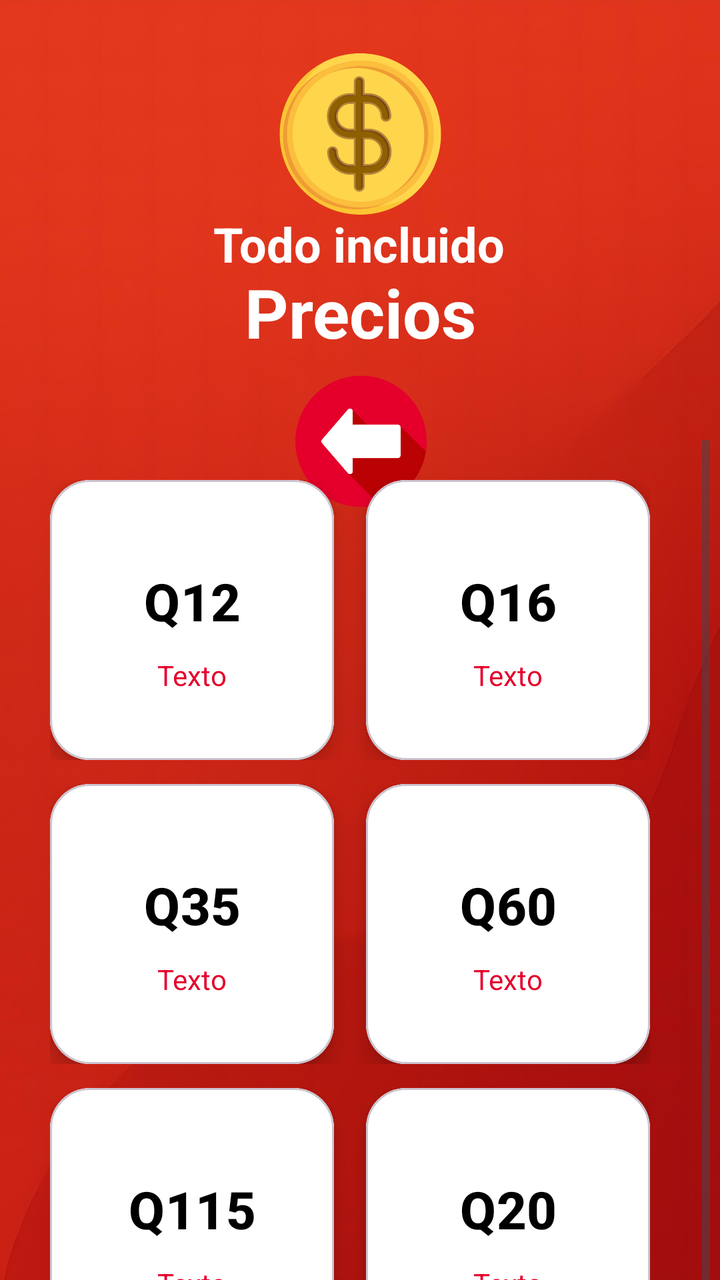
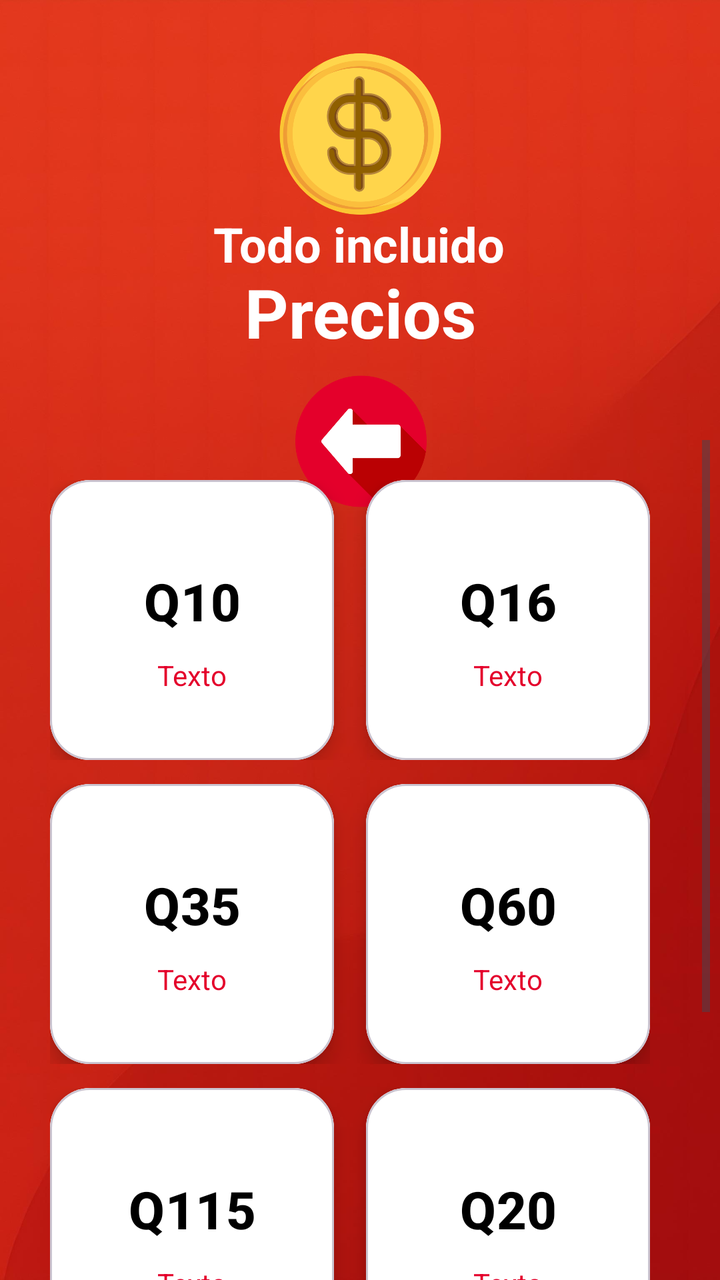

Before-and-after screenshots of an Android layout around one commit, followed by the original layout XML and the change that was made.
<!-- AndroidManifest.xml: application theme Theme.ClaroRecargasApp -->
<!-- res/layout/activity_menu_todo_incluido.xml -->
<?xml version="1.0" encoding="utf-8"?>
<androidx.constraintlayout.widget.ConstraintLayout xmlns:android="http://schemas.android.com/apk/res/android"
    xmlns:app="http://schemas.android.com/apk/res-auto"
    xmlns:tools="http://schemas.android.com/tools"
    android:id="@+id/main"
    android:layout_width="match_parent"
    android:layout_height="match_parent"
    tools:context=".MenuTodoIncluido">

    <ImageView
        android:id="@+id/backgroundImage"
        android:layout_width="0dp"
        android:layout_height="0dp"
        android:scaleType="centerCrop"
        android:src="@drawable/fondoapp"
        app:layout_constraintTop_toTopOf="parent"
        app:layout_constraintBottom_toBottomOf="parent"
        app:layout_constraintStart_toStartOf="parent"
        app:layout_constraintEnd_toEndOf="parent" />

    <ImageButton
        android:id="@+id/btnVolverTI"
        android:layout_width="71dp"
        android:layout_height="70dp"
        android:layout_marginStart="16dp"
        android:background="#01FFFFFF"
        android:contentDescription="@string/descripcion_boton"
        android:scaleType="fitCenter"
        app:layout_constraintBottom_toBottomOf="parent"
        app:layout_constraintEnd_toEndOf="parent"
        app:layout_constraintHorizontal_bias="0.473"
        app:layout_constraintStart_toStartOf="parent"
        app:layout_constraintTop_toTopOf="parent"
        app:layout_constraintVertical_bias="0.326"
        app:srcCompat="@drawable/icon_regresar_atras" />

    <ImageView
        android:id="@+id/imageView"
        android:layout_width="99dp"
        android:layout_height="86dp"
        android:layout_marginTop="24dp"
        app:layout_constraintEnd_toEndOf="parent"
        app:layout_constraintStart_toStartOf="parent"
        app:layout_constraintTop_toTopOf="parent"
        app:srcCompat="@drawable/precio" />

    <TextView
        android:id="@+id/textView2"
        android:layout_width="wrap_content"
        android:layout_height="wrap_content"
        android:text="Todo incluido"
        android:textAlignment="textStart"
        android:textColor="#FFFFFF"
        android:textSize="24sp"
        android:textStyle="bold"
        app:layout_constraintBottom_toBottomOf="parent"
        app:layout_constraintEnd_toEndOf="parent"
        app:layout_constraintHorizontal_bias="0.498"
        app:layout_constraintStart_toStartOf="parent"
        app:layout_constraintTop_toTopOf="parent"
        app:layout_constraintVertical_bias="0.174" />

    <TextView
        android:id="@+id/textView"
        android:layout_width="171dp"
        android:layout_height="45dp"
        android:layout_gravity="center"
        android:gravity="center"
        android:text="Precios"
        android:textAlignment="center"
        android:textColor="#FFFFFF"
        android:textSize="34sp"
        android:textStyle="bold"
        app:layout_constraintBottom_toBottomOf="parent"
        app:layout_constraintEnd_toEndOf="parent"
        app:layout_constraintStart_toStartOf="parent"
        app:layout_constraintTop_toTopOf="parent"
        app:layout_constraintVertical_bias="0.224" />

    <ScrollView
        android:layout_width="350dp"
        android:layout_height="480dp"
        android:layout_marginTop="280dp"
        android:fillViewport="true"
        app:layout_constraintTop_toTopOf="parent"
        app:layout_constraintBottom_toBottomOf="parent"
        app:layout_constraintStart_toStartOf="parent"
        app:layout_constraintEnd_toEndOf="parent">

        <LinearLayout
            android:layout_width="340dp"
            android:layout_height="wrap_content"
            android:orientation="vertical"
            android:padding="20dp">

            
            <LinearLayout
                android:layout_width="match_parent"
                android:layout_height="wrap_content"
                android:layout_marginBottom="12dp"
                android:orientation="horizontal">

                <com.google.android.material.card.MaterialCardView
                    android:layout_width="0dp"
                    android:layout_height="140dp"
                    android:layout_marginEnd="8dp"
                    android:layout_weight="1"
                    app:cardCornerRadius="20dp"
                    app:cardElevation="6dp">

                    <LinearLayout
                        android:layout_width="match_parent"
                        android:layout_height="match_parent"
                        android:gravity="center"
                        android:background="#FFFFFF"
                        android:orientation="vertical">

                        <Button
                            android:id="@+id/btnPrecio1TI"
                            android:layout_width="wrap_content"
                            android:layout_height="wrap_content"
                            android:background="@android:color/transparent"
                            android:text="Q12"
                            android:textColor="#000000"
                            android:textSize="26sp"
                            android:textStyle="bold" />

                        <TextView
                            android:layout_width="wrap_content"
                            android:layout_height="wrap_content"
                            android:text="Texto"
                            android:textColor="#E4002B"
                            android:textSize="14sp" />
                    </LinearLayout>

                </com.google.android.material.card.MaterialCardView>

                <com.google.android.material.card.MaterialCardView
                    android:layout_width="0dp"
                    android:layout_height="140dp"
                    android:layout_marginStart="8dp"
                    android:layout_weight="1"
                    app:cardCornerRadius="20dp"
                    app:cardElevation="6dp">

                    <LinearLayout
                        android:layout_width="match_parent"
                        android:layout_height="match_parent"
                        android:gravity="center"
                        android:background="#FFFFFF"
                        android:orientation="vertical">

                        <Button
                            android:id="@+id/btnPrecio2TI"
                            android:layout_width="wrap_content"
                            android:layout_height="wrap_content"
                            android:background="@android:color/transparent"
                            android:text="Q16"
                            android:textColor="#000000"
                            android:textSize="26sp"
                            android:textStyle="bold" />

                        <TextView
                            android:layout_width="wrap_content"
                            android:layout_height="wrap_content"
                            android:text="Texto"
                            android:textColor="#E4002B"
                            android:textSize="14sp" />
                    </LinearLayout>

                </com.google.android.material.card.MaterialCardView>
            </LinearLayout>

            
            <LinearLayout
                android:layout_width="match_parent"
                android:layout_height="wrap_content"
                android:layout_marginBottom="12dp"
                android:orientation="horizontal">

                <com.google.android.material.card.MaterialCardView
                    android:layout_width="0dp"
                    android:layout_height="140dp"
                    android:layout_marginEnd="8dp"
                    android:layout_weight="1"
                    app:cardCornerRadius="20dp"
                    app:cardElevation="6dp">

                    <LinearLayout
                        android:layout_width="match_parent"
                        android:layout_height="match_parent"
                        android:gravity="center"
                        android:background="#FFFFFF"
                        android:orientation="vertical">

                        <Button
                            android:id="@+id/btnPrecio3TI"
                            android:layout_width="wrap_content"
                            android:layout_height="wrap_content"
                            android:background="@android:color/transparent"
                            android:text="Q35"
                            android:textColor="#000000"
                            android:textSize="26sp"
                            android:textStyle="bold" />

                        <TextView
                            android:layout_width="wrap_content"
                            android:layout_height="wrap_content"
                            android:text="Texto"
                            android:textColor="#E4002B"
                            android:textSize="14sp" />
                    </LinearLayout>

                </com.google.android.material.card.MaterialCardView>

                <com.google.android.material.card.MaterialCardView
                    android:layout_width="0dp"
                    android:layout_height="140dp"
                    android:layout_marginStart="8dp"
                    android:layout_weight="1"
                    app:cardCornerRadius="20dp"
                    app:cardElevation="6dp">

                    <LinearLayout
                        android:layout_width="match_parent"
                        android:layout_height="match_parent"
                        android:gravity="center"
                        android:background="#FFFFFF"
                        android:orientation="vertical">

                        <Button
                            android:id="@+id/btnPrecio4TI"
                            android:layout_width="wrap_content"
                            android:layout_height="wrap_content"
                            android:background="@android:color/transparent"
                            android:text="Q60"
                            android:textColor="#000000"
                            android:textSize="26sp"
                            android:textStyle="bold" />

                        <TextView
                            android:layout_width="wrap_content"
                            android:layout_height="wrap_content"
                            android:text="Texto"
                            android:textColor="#E4002B"
                            android:textSize="14sp" />
                    </LinearLayout>

                </com.google.android.material.card.MaterialCardView>
            </LinearLayout>

            
            <LinearLayout
                android:layout_width="match_parent"
                android:layout_height="wrap_content"
                android:layout_marginBottom="12dp"
                android:orientation="horizontal">

                <com.google.android.material.card.MaterialCardView
                    android:layout_width="0dp"
                    android:layout_height="140dp"
                    android:layout_marginEnd="8dp"
                    android:layout_weight="1"
                    app:cardCornerRadius="20dp"
                    app:cardElevation="6dp">

                    <LinearLayout
                        android:layout_width="match_parent"
                        android:layout_height="match_parent"
                        android:gravity="center"
                        android:background="#FFFFFF"
                        android:orientation="vertical">

                        <Button
                            android:id="@+id/btnPrecio5TI"
                            android:layout_width="wrap_content"
                            android:layout_height="wrap_content"
                            android:background="@android:color/transparent"
                            android:text="Q115"
                            android:textColor="#000000"
                            android:textSize="26sp"
                            android:textStyle="bold" />

                        <TextView
                            android:layout_width="wrap_content"
                            android:layout_height="wrap_content"
                            android:text="Texto"
                            android:textColor="#E4002B"
                            android:textSize="14sp" />
                    </LinearLayout>

                </com.google.android.material.card.MaterialCardView>

                <com.google.android.material.card.MaterialCardView
                    android:layout_width="0dp"
                    android:layout_height="140dp"
                    android:layout_marginStart="8dp"
                    android:layout_weight="1"
                    app:cardCornerRadius="20dp"
                    app:cardElevation="6dp">

                    <LinearLayout
                        android:layout_width="match_parent"
                        android:layout_height="match_parent"
                        android:gravity="center"
                        android:background="#FFFFFF"
                        android:orientation="vertical">

                        <Button
                            android:id="@+id/btnPrecio6TI"
                            android:layout_width="wrap_content"
                            android:layout_height="wrap_content"
                            android:background="@android:color/transparent"
                            android:text="Q20"
                            android:textColor="#000000"
                            android:textSize="26sp"
                            android:textStyle="bold" />

                        <TextView
                            android:layout_width="wrap_content"
                            android:layout_height="wrap_content"
                            android:text="Texto"
                            android:textColor="#E4002B"
                            android:textSize="14sp" />
                    </LinearLayout>

                </com.google.android.material.card.MaterialCardView>
            </LinearLayout>

        </LinearLayout>
    </ScrollView>


</androidx.constraintlayout.widget.ConstraintLayout>
<!-- resources referenced by this layout -->
<resources>
  <!-- drawable fondoapp: jpg bitmap (drawable, 112541 bytes) -->
  <!-- drawable icon_regresar_atras: png bitmap (drawable, 16579 bytes) -->
  <!-- drawable precio: png bitmap (drawable, 49291 bytes) -->
  <string name="descripcion_boton">Menú desplegable</string>
  <style name="Theme.ClaroRecargasApp" parent="Base.Theme.ClaroRecargasApp">
          
          <item name="android:windowFullscreen">true</item>
      </style>
  <style name="Base.Theme.ClaroRecargasApp" parent="Theme.Material3.DayNight.NoActionBar">
          
          
      </style>
</resources>

<!-- the commit's change to res/layout/activity_menu_todo_incluido.xml (unified diff, before → after) -->
@@ -120,7 +120,7 @@
                             android:layout_width="wrap_content"
                             android:layout_height="wrap_content"
                             android:background="@android:color/transparent"
-                            android:text="Q12"
+                            android:text="Q10"
                             android:textColor="#000000"
                             android:textSize="26sp"
                             android:textStyle="bold" />
@@ -327,8 +327,118 @@
                 </com.google.android.material.card.MaterialCardView>
             </LinearLayout>
 
+            
+            <LinearLayout
+                android:layout_width="match_parent"
+                android:layout_height="wrap_content"
+                android:layout_marginBottom="12dp"
+                android:orientation="horizontal">
+
+                <com.google.android.material.card.MaterialCardView
+                    android:layout_width="0dp"
+                    android:layout_height="140dp"
+                    android:layout_marginEnd="8dp"
+                    android:layout_weight="1"
+                    app:cardCornerRadius="20dp"
+                    app:cardElevation="6dp">
+
+                    <LinearLayout
+                        android:layout_width="match_parent"
+                        android:layout_height="match_parent"
+                        android:gravity="center"
+                        android:background="#FFFFFF"
+                        android:orientation="vertical">
+
+                        <Button
+                            android:id="@+id/btnPrecio7TI"
+                            android:layout_width="wrap_content"
+                            android:layout_height="wrap_content"
+                            android:background="@android:color/transparent"
+                            android:text="Q12"
+                            android:textColor="#000000"
+                            android:textSize="26sp"
+                            android:textStyle="bold" />
+
+                        <TextView
+                            android:layout_width="wrap_content"
+                            android:layout_height="wrap_content"
+                            android:text="Texto"
+                            android:textColor="#E4002B"
+                            android:textSize="14sp" />
+                    </LinearLayout>
+
+                </com.google.android.material.card.MaterialCardView>
+
+                <com.google.android.material.card.MaterialCardView
+                    android:layout_width="0dp"
+                    android:layout_height="140dp"
+                    android:layout_marginStart="8dp"
+                    android:layout_weight="1"
+                    app:cardCornerRadius="20dp"
+                    app:cardElevation="6dp">
+
+                    <LinearLayout
+                        android:layout_width="match_parent"
+                        android:layout_height="match_parent"
+                        android:gravity="center"
+                        android:background="#FFFFFF"
+                        android:orientation="vertical">
+
+                        <Button
+                            android:id="@+id/btnPrecio8TI"
+                            android:layout_width="wrap_content"
+                            android:layout_height="wrap_content"
+                            android:background="@android:color/transparent"
+                            android:text="Q40"
+                            android:textColor="#000000"
+                            android:textSize="26sp"
+                            android:textStyle="bold" />
+
+                        <TextView
+                            android:layout_width="wrap_content"
+                            android:layout_height="wrap_content"
+                            android:text="Texto"
+                            android:textColor="#E4002B"
+                            android:textSize="14sp" />
+                    </LinearLayout>
+
+                </com.google.android.material.card.MaterialCardView>
+            </LinearLayout>
+
+            
+            <com.google.android.material.card.MaterialCardView
+                android:layout_width="match_parent"
+                android:layout_height="150dp"
+                android:layout_marginTop="8dp"
+                app:cardCornerRadius="20dp"
+                app:cardElevation="6dp">
+
+                <LinearLayout
+                    android:layout_width="match_parent"
+                    android:layout_height="match_parent"
+                    android:gravity="center"
+                    android:background="#FFFFFF"
+                    android:orientation="vertical">
+
+                    <Button
+                        android:id="@+id/btnPrecio9TI"
+                        android:layout_width="wrap_content"
+                        android:layout_height="wrap_content"
+                        android:background="@android:color/transparent"
+                        android:text="Q75"
+                        android:textColor="#000000"
+                        android:textSize="28sp"
+                        android:textStyle="bold" />
+
+                    <TextView
+                        android:layout_width="wrap_content"
+                        android:layout_height="wrap_content"
+                        android:text="Texto"
+                        android:textColor="#E4002B"
+                        android:textSize="14sp" />
+                </LinearLayout>
+
+            </com.google.android.material.card.MaterialCardView>
         </LinearLayout>
     </ScrollView>
-
-
 </androidx.constraintlayout.widget.ConstraintLayout>
